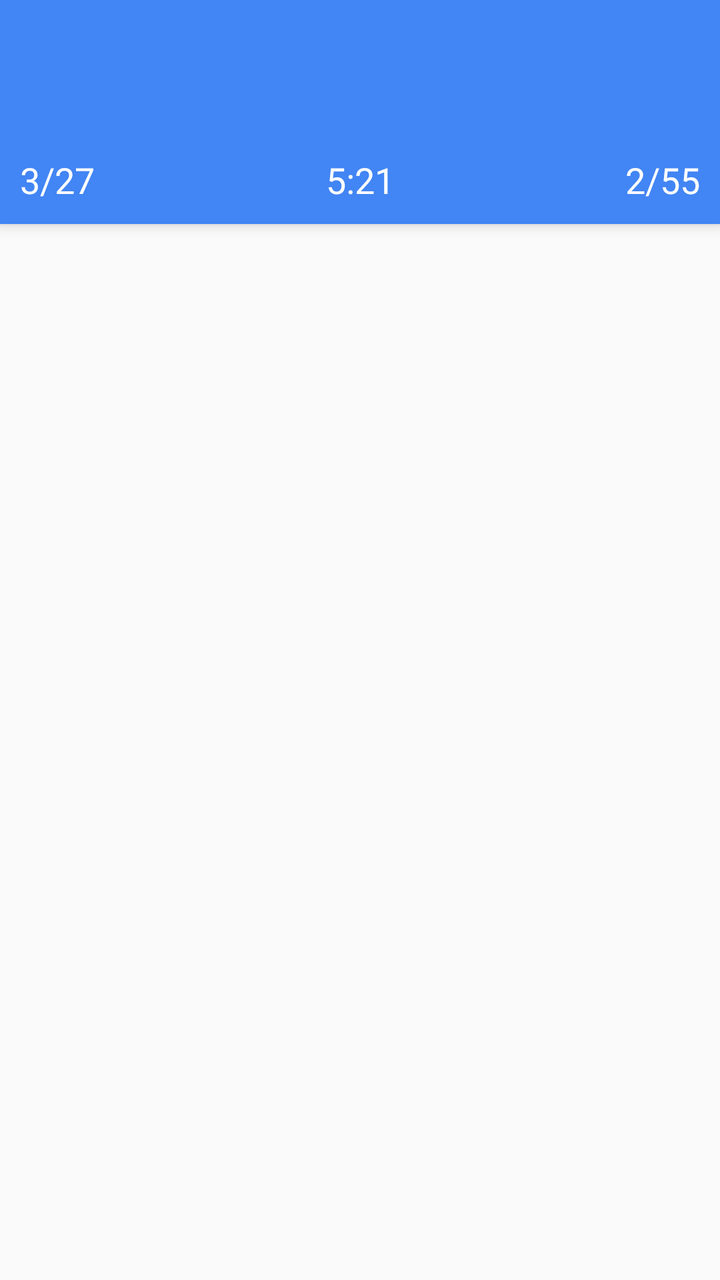
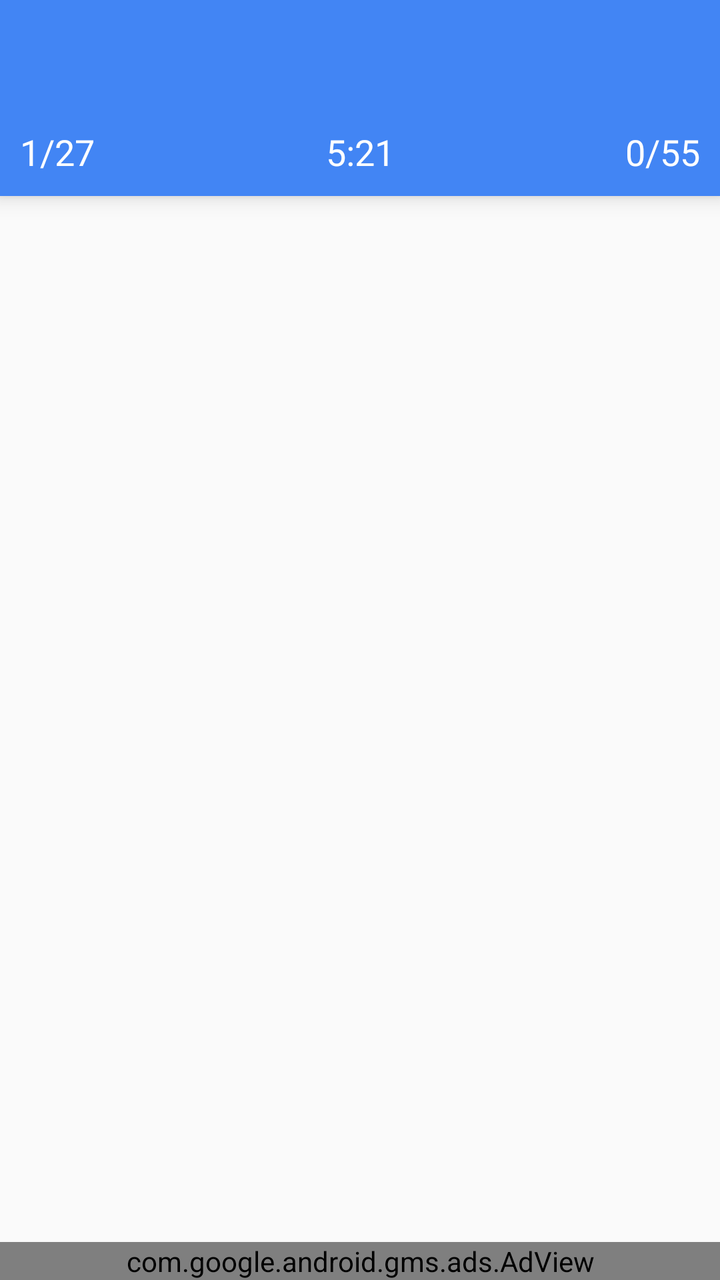

An Android layout rendered at two revisions. The XML below is the earlier revision; the diff shows what the commit changed to produce the second picture.
<!-- AndroidManifest.xml: application theme MyTheme.Light -->
<!-- res/layout/app_bar_test.xml -->
<?xml version="1.0" encoding="utf-8"?>
<android.support.design.widget.CoordinatorLayout
    android:id="@+id/content"
    xmlns:android="http://schemas.android.com/apk/res/android"
    xmlns:app="http://schemas.android.com/apk/res-auto"
    xmlns:tools="http://schemas.android.com/tools"
    android:layout_width="match_parent"
    android:layout_height="match_parent"
    android:fitsSystemWindows="true"
    tools:context=".TestActivity">

    <android.support.design.widget.AppBarLayout
        android:layout_width="match_parent"
        android:layout_height="wrap_content"
        android:elevation="6dp"
        android:theme="@style/MyTheme.AppBarOverlay">

        <android.support.v7.widget.Toolbar
            android:id="@+id/toolbar"
            android:layout_width="match_parent"
            android:layout_height="?attr/actionBarSize"
            android:background="?attr/colorPrimary"
            app:layout_scrollFlags="scroll|enterAlways"
            app:popupTheme="@style/MyTheme.PopupOverlay"/>

        
        <LinearLayout
            android:layout_width="match_parent"
            android:layout_height="?attr/actionBarSize"
            android:background="?attr/colorPrimary"
            android:paddingBottom="10dp"
            android:paddingEnd="10dp"
            android:paddingLeft="10dp"
            android:paddingRight="10dp"
            android:paddingStart="10dp"
            app:layout_scrollFlags="scroll|enterAlways">

            
            <TextView
                android:id="@+id/question_counter"
                android:layout_width="wrap_content"
                android:layout_height="wrap_content"
                android:layout_gravity="start|bottom"
                android:layout_weight="1"
                android:gravity="start|bottom"
                android:text="3/27"
                android:textColor="@android:color/primary_text_dark"
                android:textSize="18sp"/>

            
            <TextView
                android:id="@+id/elapsed_time"
                android:layout_width="wrap_content"
                android:layout_height="wrap_content"
                android:layout_gravity="center_horizontal|bottom"
                android:layout_weight="1"
                android:gravity="center_horizontal|bottom"
                android:text="5:21"
                android:textColor="@android:color/primary_text_dark"
                android:textSize="18sp"/>

            
            <TextView
                android:id="@+id/points_counter"
                android:layout_width="wrap_content"
                android:layout_height="wrap_content"
                android:layout_gravity="end|bottom"
                android:layout_weight="1"
                android:gravity="end|bottom"
                android:text="2/55"
                android:textColor="@android:color/primary_text_dark"
                android:textSize="18sp"/>

        </LinearLayout>

        

    </android.support.design.widget.AppBarLayout>

    

    

    <FrameLayout
        android:id="@+id/fragment_container"
        android:layout_width="match_parent"
        android:layout_height="match_parent"
        android:layout_marginTop="112dp"/>

</android.support.design.widget.CoordinatorLayout>
<!-- resources referenced by this layout -->
<resources>
  <style name="MyTheme.AppBarOverlay" parent="ThemeOverlay.AppCompat.Dark.ActionBar" />
  <style name="MyTheme.PopupOverlay" parent="ThemeOverlay.AppCompat.Light" />
  <style name="MyTheme.Light" parent="@style/Theme.AppCompat.Light.NoActionBar">
          
          
          <item name="colorPrimary">@color/colorPrimary</item>
          <item name="colorPrimaryDark">@color/colorPrimaryDark</item>
          <item name="colorSecondary">@color/colorSecondary</item>
          <item name="colorSecondaryDark">@color/colorSecondaryDark</item>
          <item name="colorTextTitle">@color/colorTextTitle</item>
          
          <item name="colorFlatButtons">@color/colorFlatButtons</item>
          <item name="colorFloatingActionButton">@color/colorFloatingActionButton</item>
          <item name="colorTabIndicator">@color/colorTabIndicator</item>
          <item name="colorCardBackground">@color/colorCardBackground</item>
          <item name="colorNavigationDrawerBackground">@color/colorNavigationDrawerBackground</item>
      </style>
  <color name="colorPrimary" type="color">#4285F4</color>
  <color name="colorPrimaryDark" type="color">#3367D6</color>
  <color name="colorSecondary" type="color">@color/deep_teal_300</color>
  <color name="colorSecondaryDark" type="color">@color/deep_teal_500</color>
  <color name="colorTextTitle" type="color">#FFEE58</color>
  <color name="colorFlatButtons" type="color">@color/pink_A200</color>
  <color name="colorFloatingActionButton" type="color">@color/amber_A700</color>
  <color name="colorTabIndicator" type="color">@color/amber_A700</color>
  <color name="colorCardBackground" type="color">#FFF</color>
  <color name="colorNavigationDrawerBackground" type="color">#FAFAFA</color>
  <color name="deep_teal_300" type="color">#4DB6AC</color>
  <color name="deep_teal_500" type="color">#009688</color>
  <color name="pink_A200" type="color">#FF4081</color>
  <color name="amber_A700" type="color">#FFAB00</color>
</resources>

<!-- the commit's change to res/layout/app_bar_test.xml (unified diff, before → after) -->
@@ -1,6 +1,7 @@
 <?xml version="1.0" encoding="utf-8"?>
 <android.support.design.widget.CoordinatorLayout
     android:id="@+id/content"
+    xmlns:ads="http://schemas.android.com/apk/res-auto"
     xmlns:android="http://schemas.android.com/apk/res/android"
     xmlns:app="http://schemas.android.com/apk/res-auto"
     xmlns:tools="http://schemas.android.com/tools"
@@ -9,82 +10,98 @@
     android:fitsSystemWindows="true"
     tools:context=".TestActivity">
 
-    <android.support.design.widget.AppBarLayout
+    <RelativeLayout
         android:layout_width="match_parent"
-        android:layout_height="wrap_content"
-        android:elevation="6dp"
-        android:theme="@style/MyTheme.AppBarOverlay">
+        android:layout_height="match_parent">
 
-        <android.support.v7.widget.Toolbar
-            android:id="@+id/toolbar"
+        <android.support.design.widget.AppBarLayout
+            android:id="@+id/app_bar_layout"
             android:layout_width="match_parent"
-            android:layout_height="?attr/actionBarSize"
-            android:background="?attr/colorPrimary"
-            app:layout_scrollFlags="scroll|enterAlways"
-            app:popupTheme="@style/MyTheme.PopupOverlay"/>
+            android:layout_height="wrap_content"
+            android:elevation="6dp"
+            android:theme="@style/MyTheme.AppBarOverlay">
 
-        
-        <LinearLayout
-            android:layout_width="match_parent"
-            android:layout_height="?attr/actionBarSize"
-            android:background="?attr/colorPrimary"
-            android:paddingBottom="10dp"
-            android:paddingEnd="10dp"
-            android:paddingLeft="10dp"
-            android:paddingRight="10dp"
-            android:paddingStart="10dp"
-            app:layout_scrollFlags="scroll|enterAlways">
+            <android.support.v7.widget.Toolbar
+                android:id="@+id/toolbar"
+                android:layout_width="match_parent"
+                android:layout_height="?attr/actionBarSize"
+                android:background="?attr/colorPrimary"
+                app:layout_scrollFlags="scroll|enterAlways"
+                app:popupTheme="@style/MyTheme.PopupOverlay"/>
 
             
-            <TextView
-                android:id="@+id/question_counter"
-                android:layout_width="wrap_content"
-                android:layout_height="wrap_content"
-                android:layout_gravity="start|bottom"
-                android:layout_weight="1"
-                android:gravity="start|bottom"
-                android:text="3/27"
-                android:textColor="@android:color/primary_text_dark"
-                android:textSize="18sp"/>
+            <LinearLayout
+                android:layout_width="match_parent"
+                android:layout_height="42dp"
+                android:background="?attr/colorPrimary"
+                android:paddingBottom="10dp"
+                android:paddingEnd="10dp"
+                android:paddingLeft="10dp"
+                android:paddingRight="10dp"
+                android:paddingStart="10dp"
+                app:layout_scrollFlags="scroll|enterAlways">
+
+                
+                <TextView
+                    android:id="@+id/question_counter"
+                    android:layout_width="wrap_content"
+                    android:layout_height="wrap_content"
+                    android:layout_gravity="start|bottom"
+                    android:layout_weight="1"
+                    android:gravity="start|bottom"
+                    android:text="1/27"
+                    android:textColor="@android:color/primary_text_dark"
+                    android:textSize="18sp"/>
+
+                
+                <TextView
+                    android:id="@+id/elapsed_time"
+                    android:layout_width="wrap_content"
+                    android:layout_height="wrap_content"
+                    android:layout_gravity="center_horizontal|bottom"
+                    android:layout_weight="1"
+                    android:gravity="center_horizontal|bottom"
+                    android:text="5:21"
+                    android:textColor="@android:color/primary_text_dark"
+                    android:textSize="18sp"/>
+
+                
+                <TextView
+                    android:id="@+id/points_counter"
+                    android:layout_width="wrap_content"
+                    android:layout_height="wrap_content"
+                    android:layout_gravity="end|bottom"
+                    android:layout_weight="1"
+                    android:gravity="end|bottom"
+                    android:text="0/55"
+                    android:textColor="@android:color/primary_text_dark"
+                    android:textSize="18sp"/>
+
+            </LinearLayout>
 
             
-            <TextView
-                android:id="@+id/elapsed_time"
-                android:layout_width="wrap_content"
-                android:layout_height="wrap_content"
-                android:layout_gravity="center_horizontal|bottom"
-                android:layout_weight="1"
-                android:gravity="center_horizontal|bottom"
-                android:text="5:21"
-                android:textColor="@android:color/primary_text_dark"
-                android:textSize="18sp"/>
 
-            
-            <TextView
-                android:id="@+id/points_counter"
-                android:layout_width="wrap_content"
-                android:layout_height="wrap_content"
-                android:layout_gravity="end|bottom"
-                android:layout_weight="1"
-                android:gravity="end|bottom"
-                android:text="2/55"
-                android:textColor="@android:color/primary_text_dark"
-                android:textSize="18sp"/>
-
-        </LinearLayout>
+        </android.support.design.widget.AppBarLayout>
 
         
 
-    </android.support.design.widget.AppBarLayout>
+        
 
-    
+        <FrameLayout
+            android:id="@+id/fragment_container"
+            android:layout_width="match_parent"
+            android:layout_height="match_parent"
+            android:layout_below="@id/app_bar_layout"
+            android:layout_marginBottom="50dp"/>
 
-    
+        <com.google.android.gms.ads.AdView
+            android:id="@+id/adView"
+            android:layout_width="match_parent"
+            android:layout_height="wrap_content"
+            android:layout_alignParentBottom="true"
+            ads:adSize="SMART_BANNER"
+            ads:adUnitId="@string/banner_ad_unit_id"/>
 
-    <FrameLayout
-        android:id="@+id/fragment_container"
-        android:layout_width="match_parent"
-        android:layout_height="match_parent"
-        android:layout_marginTop="112dp"/>
+    </RelativeLayout>
 
 </android.support.design.widget.CoordinatorLayout>
<!-- resource entries referenced after the edit -->
@@ -1,5 +1,6 @@
 <!-- resources referenced by this layout -->
 <resources>
+  <string name="banner_ad_unit_id">ca-app-pub-7362127401681337/9720209806</string>
   <style name="MyTheme.AppBarOverlay" parent="ThemeOverlay.AppCompat.Dark.ActionBar" />
   <style name="MyTheme.PopupOverlay" parent="ThemeOverlay.AppCompat.Light" />
   <style name="MyTheme.Light" parent="@style/Theme.AppCompat.Light.NoActionBar">
